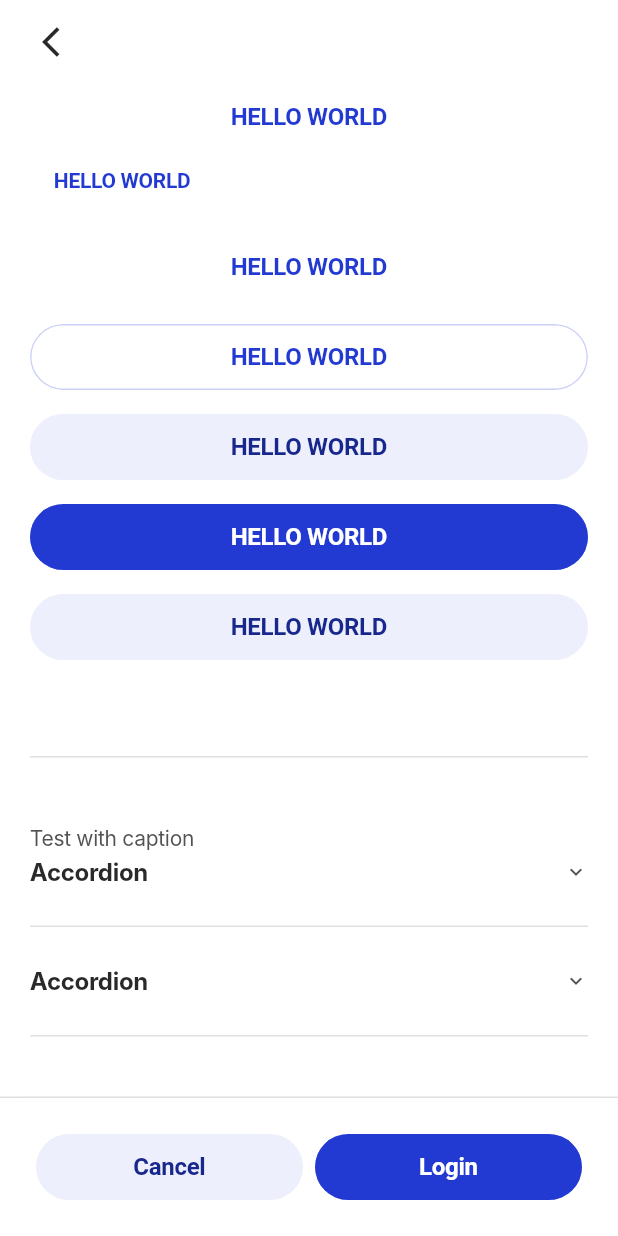
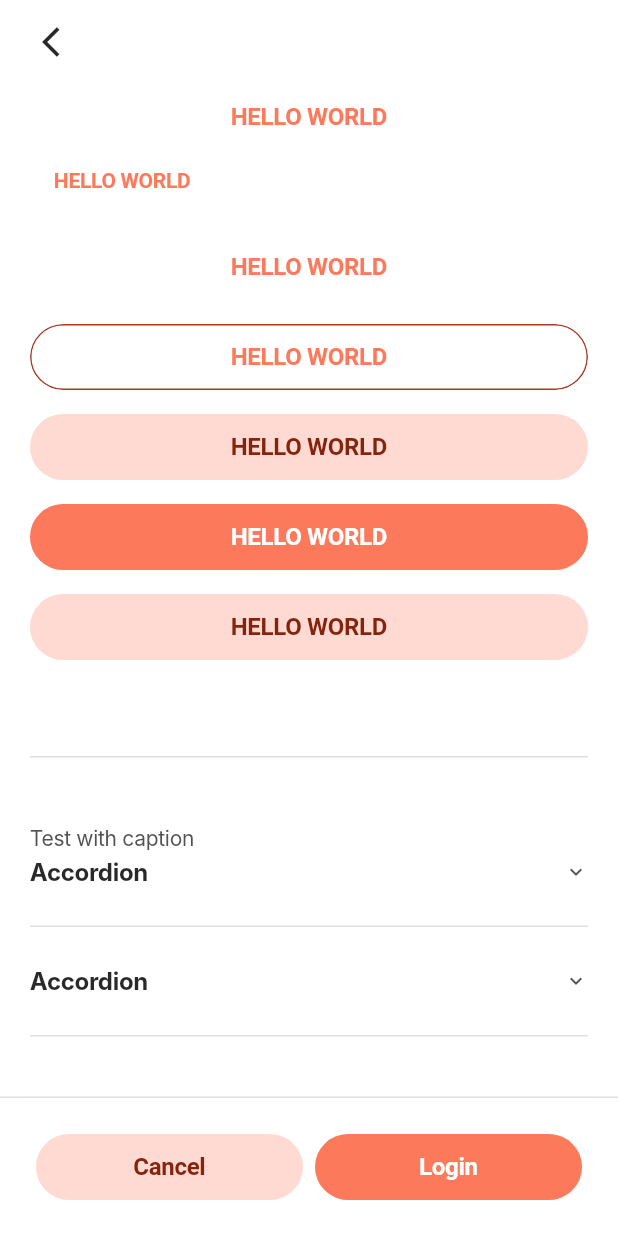
Before and after one commit to fmiyahira/events_time_microapp_ds, a Flutter app: the screen it shows after launch, on a phone screen of 412 x 824 dp. Run offline on Flutter 3.47's test engine with Material 2 defaults, Android fonts, the phone set to English and light mode, and no system bars; our stand-ins replace flutter_svg; Roboto replaces fonts that are missing (Inter).

Commit message:
update default colors and fixes button

```diff
--- a/lib/src/common/themes/default_palette.dart
+++ b/lib/src/common/themes/default_palette.dart
@@ -4,18 +4,18 @@ import 'package:flutter/material.dart';
 
 DSPalette defaultPalette = DSPalette(
   primary: const DSColorScale(
-    darker: Color(0xFF17278C),
-    dark: Color(0xFF1A2B9E),
-    base: Color(0xFF223AD2),
-    light: Color(0xFFCAD0F6),
-    lighter: Color(0xFFEDEFFC),
+    darker: Color(0xFF85230c),
+    dark: Color(0xFFffb4a3),
+    base: Color(0xFFFC795B),
+    light: Color(0xFFa63a22),
+    lighter: Color(0xFFffdad2),
   ),
   secondary: const DSColorScale(
-    darker: Color(0xFF0A5C71),
-    dark: Color(0xFF1099BC),
-    base: Color(0xFF31C7ED),
-    light: Color(0xFFC7F0FA),
-    lighter: Color(0xFFECFAFD),
+    darker: Color(0xFF005228),
+    dark: Color(0xFF80d998),
+    base: Color(0xFF8FD7A0),
+    light: Color(0xFF006d38),
+    lighter: Color(0xFF9bf6b2),
   ),
   tertiary: const DSColorScale(
     darker: Color(0xFFB11B50),
--- a/lib/src/widgets/button/button.dart
+++ b/lib/src/widgets/button/button.dart
@@ -50,6 +50,7 @@ class _DSButtonState extends State<DSButton> {
   @override
   void didUpdateWidget(covariant DSButton oldWidget) {
     super.didUpdateWidget(oldWidget);
+    _setHandleOnPressed();
     _builderTheme();
   }
 
--- a/lib/src/widgets/button_bar/button_bar.dart
+++ b/lib/src/widgets/button_bar/button_bar.dart
@@ -3,6 +3,7 @@ import 'package:events_time_microapp_ds/src/common/null_safe_block.dart';
 import 'package:flutter/material.dart';
 
 class DSButtonBar extends StatelessWidget {
+  final bool primaryButtonEnabled;
   final String primaryButtonText;
   final Function()? primaryOnPressed;
   final String? secondaryButtonText;
@@ -12,6 +13,7 @@ class DSButtonBar extends StatelessWidget {
 
   const DSButtonBar({
     super.key,
+    this.primaryButtonEnabled = true,
     required this.primaryButtonText,
     required this.primaryOnPressed,
   })  : secondaryButtonText = null,
@@ -21,6 +23,7 @@ class DSButtonBar extends StatelessWidget {
 
   const DSButtonBar.withTwoButtons({
     super.key,
+    this.primaryButtonEnabled = true,
     required this.primaryButtonText,
     required this.primaryOnPressed,
     required this.secondaryButtonText,
@@ -30,6 +33,7 @@ class DSButtonBar extends StatelessWidget {
 
   const DSButtonBar.withText({
     super.key,
+    this.primaryButtonEnabled = true,
     required this.primaryButtonText,
     required this.primaryOnPressed,
     required this.value,
@@ -40,7 +44,7 @@ class DSButtonBar extends StatelessWidget {
   @override
   Widget build(BuildContext context) {
     return Container(
-      padding: EdgeInsets.all(24.0),
+      padding: const EdgeInsets.all(24.0),
       decoration: BoxDecoration(
         color: DSColors.neutral.s100,
         border: Border(
@@ -64,6 +68,7 @@ class DSButtonBar extends StatelessWidget {
           Expanded(
             child: DSButton(
               size: DSButtonSize.SMALL,
+              enabled: primaryButtonEnabled,
               text: primaryButtonText,
               onPressed: primaryOnPressed,
               buttonStyle: DSButtonStyle.PRIMARY,
```
